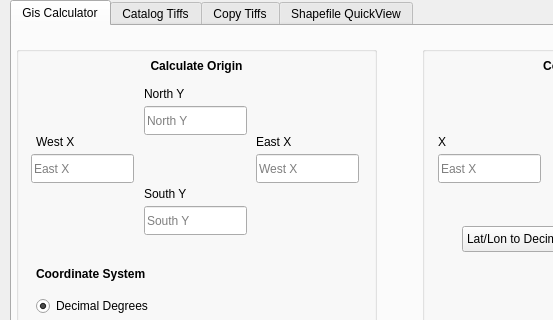
This is gisHelperGui.ui in minorsecond/GIS-Helper as Qt 5 draws it before an edit; both pictures show x 0 to 553 and y 0 to 320 of the 800 by 600 pixel window. The edited form follows.
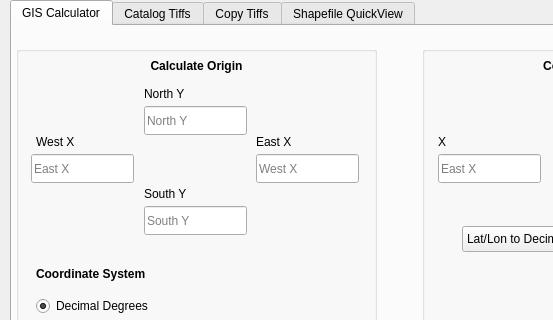
This is the edited form. The open tabs and pages were chosen to show the change.

Commit message: Fixed typo in GIS Ccalculator tab name.

Diff of the .ui file:
```diff
--- a/gisHelperGui.ui
+++ b/gisHelperGui.ui
@@ -51,7 +51,7 @@
     </property>
     <widget class="QWidget" name="gisCalc">
      <attribute name="title">
-      <string>Gis Calculator</string>
+      <string>GIS Calculator</string>
      </attribute>
      <widget class="QGroupBox" name="centroidGroup">
       <property name="geometry">
```
Left out of the diff: 19 changed lines with no effect on the pictures.
